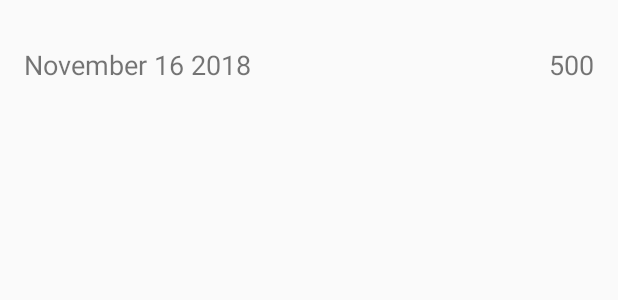
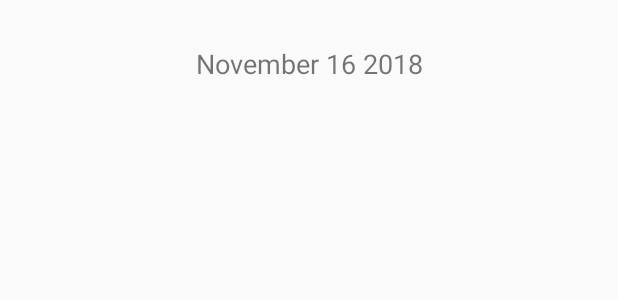
Before and after one commit to Antypurus/CMOVProject1, an Android app: the layout transaction_list_entry.xml on its own in the app's theme, with its tools: preview values and no code run, on a phone screen of 412 x 824 dp. Shown: the top 300 px of the screen. Run offline under Robolectric (Android 15) with nearby library versions, the phone set to English and light mode, and no system bars.

Commit message:
working on loading transactions

```diff
--- a/store_app/app/src/main/AndroidManifest.xml
+++ b/store_app/app/src/main/AndroidManifest.xml
@@ -64,6 +64,7 @@
         <activity android:name=".Activities.Client.LoginActivity" />
         <activity android:name=".Activities.Client.CartView.CartActivity" />
         <activity android:name=".Activities.Client.TransactionHistoryView.TransactionHistoryActivity" />
+        <activity android:name=".Activities.Client.TransactionHistoryView.TransactionViewActivity" />
 
     </application>
 
--- a/store_app/app/src/main/java/DataModels/ClientSystem.java
+++ b/store_app/app/src/main/java/DataModels/ClientSystem.java
@@ -7,7 +7,7 @@ public class ClientSystem extends Application {
 
     private String ClientUsername = "";
     private String ServerKey = "";
-    private String ClientUserID = "";
+    public String ClientUserID = "";
     private Cart cart;
     private static ClientSystem system = null;
 
@@ -15,10 +15,11 @@ public class ClientSystem extends Application {
     {
         this.cart = new Cart();
         this.ClientUsername = username;
+        this.fetchUserData();
         system = this;
     }
 
-    private void fetchUserDate()
+    private void fetchUserData()
     {
         SharedPreferences preferences = getSharedPreferences(this.ClientUsername,MODE_PRIVATE);
         this.ServerKey = preferences.getString("Server_Key","");
--- a/store_app/app/src/main/res/layout/transaction_list_entry.xml
+++ b/store_app/app/src/main/res/layout/transaction_list_entry.xml
@@ -8,28 +8,19 @@
 
     <TextView
         android:id="@+id/transaction_date"
-        android:layout_width="wrap_content"
+        android:layout_width="0dp"
         android:layout_height="wrap_content"
         android:layout_marginStart="16dp"
         android:layout_marginTop="8dp"
+        android:layout_marginEnd="16dp"
         android:layout_marginBottom="8dp"
         android:text="November 16 2018"
         android:textAlignment="center"
         android:textSize="18sp"
         app:layout_constraintBottom_toBottomOf="parent"
+        app:layout_constraintEnd_toEndOf="parent"
         app:layout_constraintStart_toStartOf="parent"
-        app:layout_constraintTop_toTopOf="parent" />
+        app:layout_constraintTop_toTopOf="parent"
+        app:layout_constraintVertical_bias="0.488" />
 
-    <TextView
-        android:id="@+id/transaction_ammount"
-        android:layout_width="wrap_content"
-        android:layout_height="wrap_content"
-        android:layout_marginTop="8dp"
-        android:layout_marginEnd="16dp"
-        android:layout_marginBottom="8dp"
-        android:text="500"
-        android:textSize="18sp"
-        app:layout_constraintBottom_toBottomOf="parent"
-        app:layout_constraintEnd_toEndOf="parent"
-        app:layout_constraintTop_toTopOf="parent" />
 </androidx.constraintlayout.widget.ConstraintLayout>
```
Also changed, not shown: store_app/app/src/main/java/com/example/storeapplication/Activities/Client/TransactionHistoryView/TransactionAdapter.java (added, +58 -0 lines), store_app/app/src/main/java/com/example/storeapplication/Activities/Client/TransactionHistoryView/TransactionHistoryActivity.java (+22 -0 lines), store_app/app/src/main/java/com/example/storeapplication/Activities/Client/TransactionHistoryView/TransactionViewActivity.java (added, +41 -0 lines), store_app/app/src/main/java/com/example/storeapplication/Activities/Client/TransactionHistoryView/TransctionHistoryAdapter.java (+23 -3 lines), store_app/app/src/main/res/layout/transaction.xml (+2 -29 lines).
